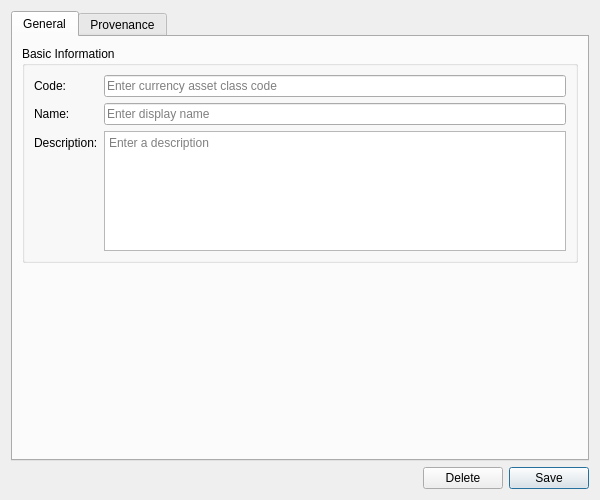
Qt form projects/ores.qt/ui/MonetaryNatureDetailDialog.ui (OreStudio/OreStudio) before a commit.
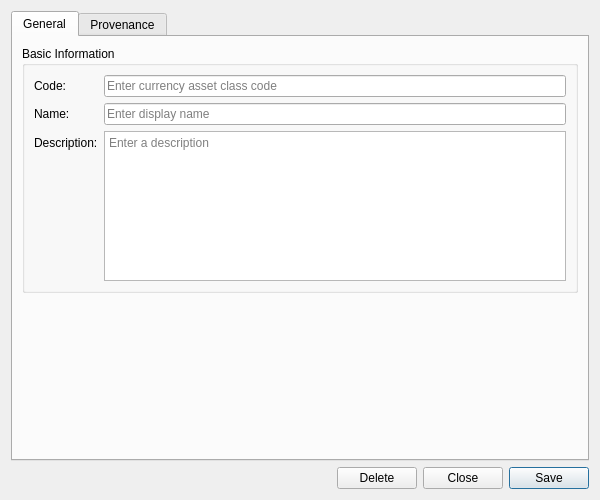
The same form after that commit. Custom widgets are drawn as their Qt base class.

Commit message: [qt] Remove toolbars from detail dialogs; add Close button throughout

```diff
--- a/projects/ores.qt/ui/MonetaryNatureDetailDialog.ui
+++ b/projects/ores.qt/ui/MonetaryNatureDetailDialog.ui
@@ -75,7 +75,7 @@
            </widget>
           </item>
           <item row="2" column="1">
-           <widget class="QTextEdit" name="descriptionEdit">
+           <widget class="QPlainTextEdit" name="descriptionEdit">
             <property name="minimumSize">
              <size>
               <width>0</width>
@@ -85,7 +85,7 @@
             <property name="maximumSize">
              <size>
               <width>16777215</width>
-              <height>120</height>
+              <height>150</height>
              </size>
             </property>
             <property name="placeholderText">
@@ -145,6 +145,13 @@
        </property>
       </widget>
      </item>
+     <item>
+      <widget class="QPushButton" name="closeButton">
+       <property name="text">
+        <string>Close</string>
+       </property>
+      </widget>
+     </item>
      <item>
       <widget class="QPushButton" name="saveButton">
        <property name="text">
```
Left out of the diff: 16 changed lines with no effect on the pictures. The commit also changes 201 other files.
